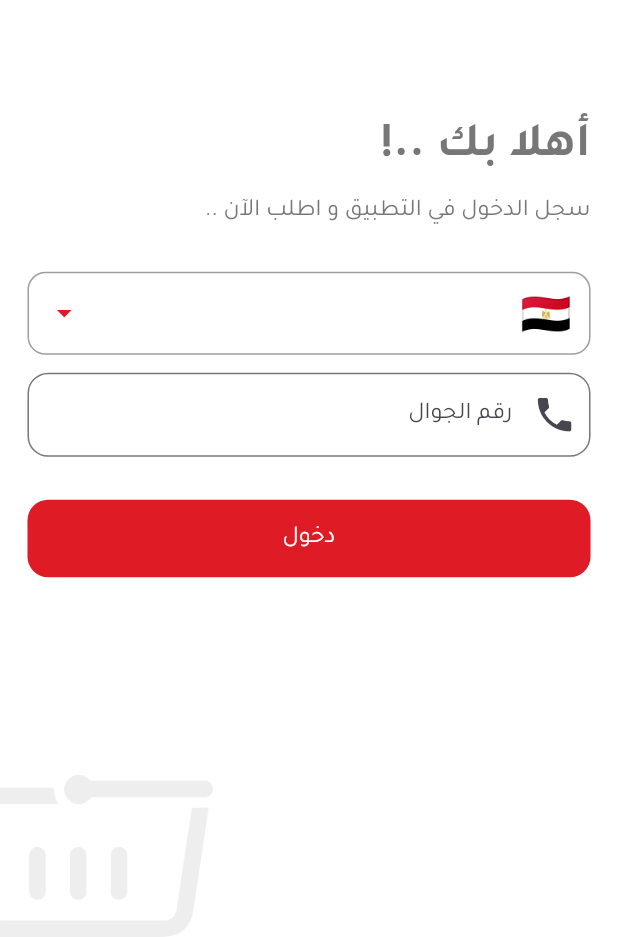
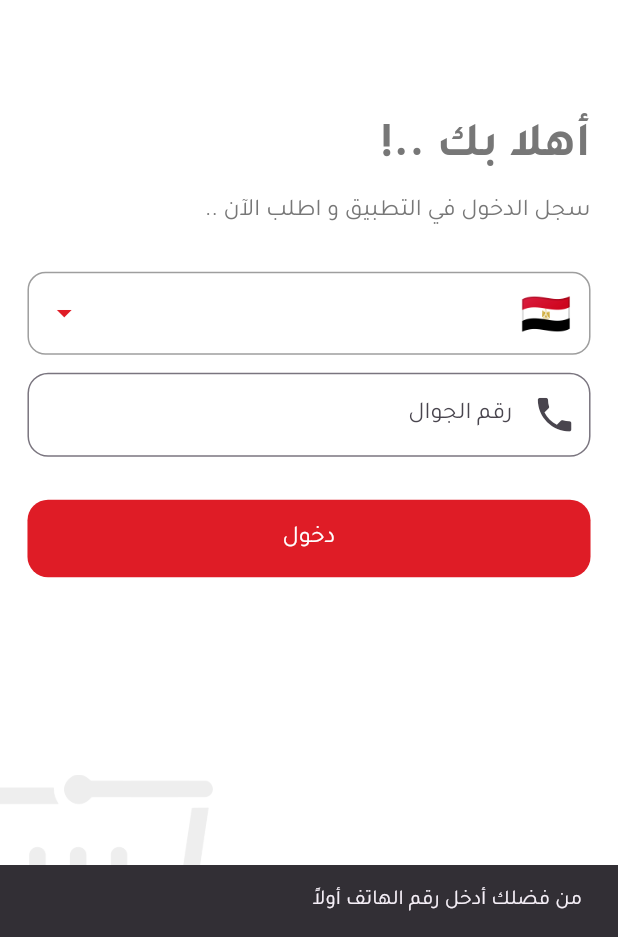
Before and after one commit to manon-allah/CircleApp, a Flutter app: the LoginPage screen opened by its route, after a tap on "دخول", on a phone screen of 412 x 824 dp, the part 299-1236 px from its top. Run offline on Flutter 3.47's test engine with Material 3 defaults, Android fonts, the phone set to English and light mode, and no system bars; our stand-ins replace country_picker, easy_localization, flutter_screenutil, pin_code_fields.

Commit message:
implement custom login and OTP flow
- Added CustomBody widget for login screen with welcome message and phone entry.
- Created CustomChooseEnterPhone widget for selecting country and entering phone number.
- Implemented CustomEnterPhone widget to handle phone number submission and OTP modal.
- Developed CustomLoginBody to structure the login screen layout.
- Introduced OTP related widgets: CustomOtpBody, CustomOtpBottomSheet, CustomOtpTextField, CustomConfirmToHome, CustomRowTimerResend for handling OTP input and confirmation.
- Integrated timer functionality for OTP resend option.

```diff
--- a/lib/core/theming/colors.dart
+++ b/lib/core/theming/colors.dart
@@ -4,4 +4,5 @@ class ColorsApp {
   static const Color mainColor = Color(0xFFdf1c26);
   static const Color signColor = Color(0xFFF1555D);
   static const Color greyColor = Color(0xFF777777);
+  static const Color greyLightColor = Color(0xFFEEEEEE);
 }
--- a/lib/core/widgets/custom_button.dart
+++ b/lib/core/widgets/custom_button.dart
@@ -3,7 +3,9 @@ import 'package:flutter/material.dart';
 import 'package:flutter_screenutil/flutter_screenutil.dart';
 
 class CustomButton extends StatelessWidget {
-  const CustomButton({super.key});
+  final void Function()? onPressed;
+  final String text;
+  const CustomButton({super.key, this.onPressed, required this.text,});
 
   @override
   Widget build(BuildContext context) {
@@ -18,8 +20,8 @@ class CustomButton extends StatelessWidget {
           ),
           padding: EdgeInsets.symmetric(vertical: 12.h, horizontal: 20.w),
         ),
-        onPressed: () {},
-        child: Text('دخول', style: TextStyle(fontSize: 14.sp)),
+        onPressed: onPressed,
+        child: Text(text, style: TextStyle(fontSize: 14.sp)),
       ),
     );
   }
--- a/lib/features/auth/login/login_page.dart
+++ b/lib/features/auth/login/login_page.dart
@@ -1,4 +1,4 @@
-import 'package:circle_app/features/auth/login/widgets/custom_login_body.dart';
+import 'package:circle_app/features/auth/login/widgets/login/custom_login_body.dart';
 import 'package:flutter/material.dart';
 import 'package:flutter_screenutil/flutter_screenutil.dart';
 
@@ -10,13 +10,13 @@ class LoginPage extends StatelessWidget {
     return Scaffold(
       appBar: AppBar(),
       body: Stack(
+        fit: StackFit.expand,
         children: [
           Positioned(
             bottom: 0,
             left: 0,
             child: Image.asset(
               'assets/images/Framestack.png',
-              fit: BoxFit.fill,
               width: 124.w,
             ),
           ),
--- a/lib/features/auth/login/widgets/custom_login_body.dart
+++ /dev/null
@@ -1,24 +0,0 @@
-import 'package:flutter/material.dart';
-import 'package:flutter_screenutil/flutter_screenutil.dart';
-import 'custom_body.dart';
-
-class CustomLoginBody extends StatelessWidget {
-  const CustomLoginBody({super.key});
-
-  @override
-  Widget build(BuildContext context) {
-    return Column(
-      crossAxisAlignment: CrossAxisAlignment.center,
-      children: [
-        Row(
-          mainAxisAlignment: MainAxisAlignment.center,
-          children: [
-            Image.asset('assets/images/logo.png', width: 134.w, height: 120.h),
-          ],
-        ),
-        SizedBox(height: 64.h),
-        CustomBody(),
-      ],
-    );
-  }
-}
--- a/lib/features/auth/login/widgets/custom_body.dart
+++ b/lib/features/auth/login/widgets/login/custom_body.dart
@@ -1,8 +1,7 @@
+import 'package:circle_app/features/auth/login/widgets/login/custom_enter_phone.dart';
 import 'package:flutter/material.dart';
 import 'package:flutter_screenutil/flutter_screenutil.dart';
-import '../../../../core/theming/style.dart';
-import '../../../../core/widgets/custom_button.dart';
-import 'custom_choose_enter_phone.dart';
+import '../../../../../core/theming/style.dart';
 
 class CustomBody extends StatelessWidget {
   const CustomBody({
@@ -25,9 +24,7 @@ class CustomBody extends StatelessWidget {
               style: TextStyles.font14Normal,
             ),
             SizedBox(height: 24.h),
-            CustomChooseEnterPhone(),
-            SizedBox(height: 24.h),
-            CustomButton(),
+            CustomEnterPhone(),
           ],
         ),
       ),
--- a/lib/features/auth/login/widgets/custom_choose_enter_phone.dart
+++ b/lib/features/auth/login/widgets/login/custom_choose_enter_phone.dart
@@ -4,7 +4,8 @@ import 'package:flutter/material.dart';
 import 'package:flutter_screenutil/flutter_screenutil.dart';
 
 class CustomChooseEnterPhone extends StatefulWidget {
-  const CustomChooseEnterPhone({super.key});
+  final TextEditingController phoneController;
+  const CustomChooseEnterPhone({super.key, required this.phoneController,});
 
   @override
   State<CustomChooseEnterPhone> createState() => _CustomChooseEnterPhoneState();
@@ -12,7 +13,6 @@ class CustomChooseEnterPhone extends StatefulWidget {
 
 class _CustomChooseEnterPhoneState extends State<CustomChooseEnterPhone> {
   Country selectedCountry = Country.parse('EG');
-  final TextEditingController phoneController = TextEditingController();
   @override
   Widget build(BuildContext context) {
     return Column(
@@ -63,7 +63,7 @@ class _CustomChooseEnterPhoneState extends State<CustomChooseEnterPhone> {
         ),
         SizedBox(height: 10.h),
         TextFormField(
-          controller: phoneController,
+          controller: widget.phoneController,
           keyboardType: TextInputType.phone,
           decoration: InputDecoration(
             prefixIcon: Icon(Icons.phone, size: 26.w),
@@ -80,7 +80,7 @@ class _CustomChooseEnterPhoneState extends State<CustomChooseEnterPhone> {
   @override
   void dispose() {
     super.dispose();
-    phoneController.clear();
-    phoneController.dispose();
+    widget.phoneController.clear();
+    widget.phoneController.dispose();
   }
 }
--- /dev/null
+++ b/lib/features/auth/login/widgets/login/custom_enter_phone.dart
@@ -0,0 +1,45 @@
+import 'package:flutter/material.dart';
+import 'package:flutter_screenutil/flutter_screenutil.dart';
+import '../../../../../core/widgets/custom_button.dart';
+import 'custom_choose_enter_phone.dart';
+import '../otp/custom_otp_bottom_sheet.dart';
+
+class CustomEnterPhone extends StatefulWidget {
+  const CustomEnterPhone({super.key});
+
+  @override
+  State<CustomEnterPhone> createState() => _CustomEnterPhoneState();
+}
+
+class _CustomEnterPhoneState extends State<CustomEnterPhone> {
+  final TextEditingController phoneController = TextEditingController();
+  @override
+  Widget build(BuildContext context) {
+    return Column(
+      children: [
+        CustomChooseEnterPhone(
+          phoneController: phoneController,
+        ),
+        SizedBox(height: 24.h),
+        CustomButton(text: 'دخول', onPressed: onPressed,),
+      ],
+    );
+  }
+
+  void onPressed() {
+    final phone = phoneController.text.trim();
+
+    if (phone.isNotEmpty) {
+      showModalBottomSheet(
+        context: context,
+        isScrollControlled: true,
+        backgroundColor: Colors.transparent,
+        builder: (_) => CustomOtpBottomSheet(phoneNumber: phone),
+      );
+    } else {
+      ScaffoldMessenger.of(context).showSnackBar(
+        const SnackBar(content: Text("من فضلك أدخل رقم الهاتف أولاً")),
+      );
+    }
+  }
+}
--- /dev/null
+++ b/lib/features/auth/login/widgets/login/custom_login_body.dart
@@ -0,0 +1,26 @@
+import 'package:flutter/material.dart';
+import 'package:flutter_screenutil/flutter_screenutil.dart';
+import 'custom_body.dart';
+
+class CustomLoginBody extends StatelessWidget {
+  const CustomLoginBody({super.key});
+
+  @override
+  Widget build(BuildContext context) {
+    return SingleChildScrollView(
+      child: Column(
+        crossAxisAlignment: CrossAxisAlignment.center,
+        children: [
+          Row(
+            mainAxisAlignment: MainAxisAlignment.center,
+            children: [
+              Image.asset('assets/images/logo.png', width: 134.w, height: 120.h),
+            ],
+          ),
+          SizedBox(height: 64.h),
+          CustomBody(),
+        ],
+      ),
+    );
+  }
+}
--- a/pubspec.yaml
+++ b/pubspec.yaml
@@ -37,6 +37,7 @@ dependencies:
   flutter_screenutil: ^5.9.3
   easy_localization: ^3.0.7+1
   country_picker: ^2.0.27
+  pin_code_fields: ^8.0.1
 
 dev_dependencies:
   flutter_test:
```
Also changed, not shown: lib/core/widgets/bottom_nav_bar.dart (+8 -1 lines), lib/features/auth/login/widgets/otp/custom_confirm_to_home.dart (added, +32 -0 lines), lib/features/auth/login/widgets/otp/custom_otp_body.dart (added, +51 -0 lines), lib/features/auth/login/widgets/otp/custom_otp_bottom_sheet.dart (added, +107 -0 lines), lib/features/auth/login/widgets/otp/custom_otp_text_field.dart (added, +38 -0 lines), lib/features/auth/login/widgets/otp/custom_row_timer_resend.dart (added, +33 -0 lines), assets/images/otp.png (added), pubspec.lock.
